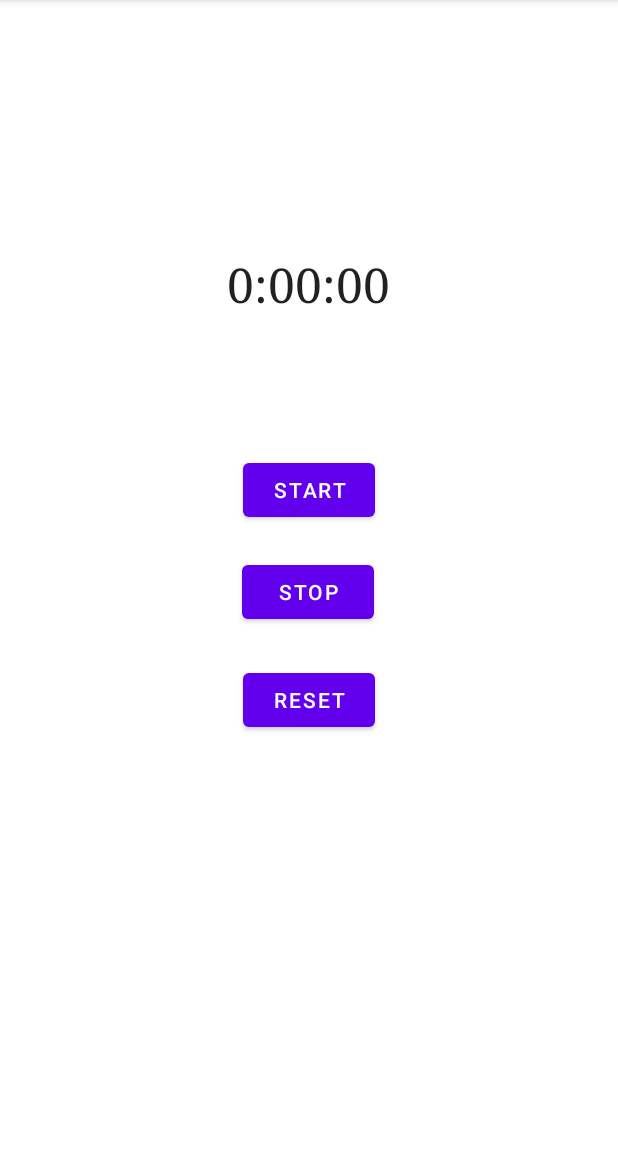
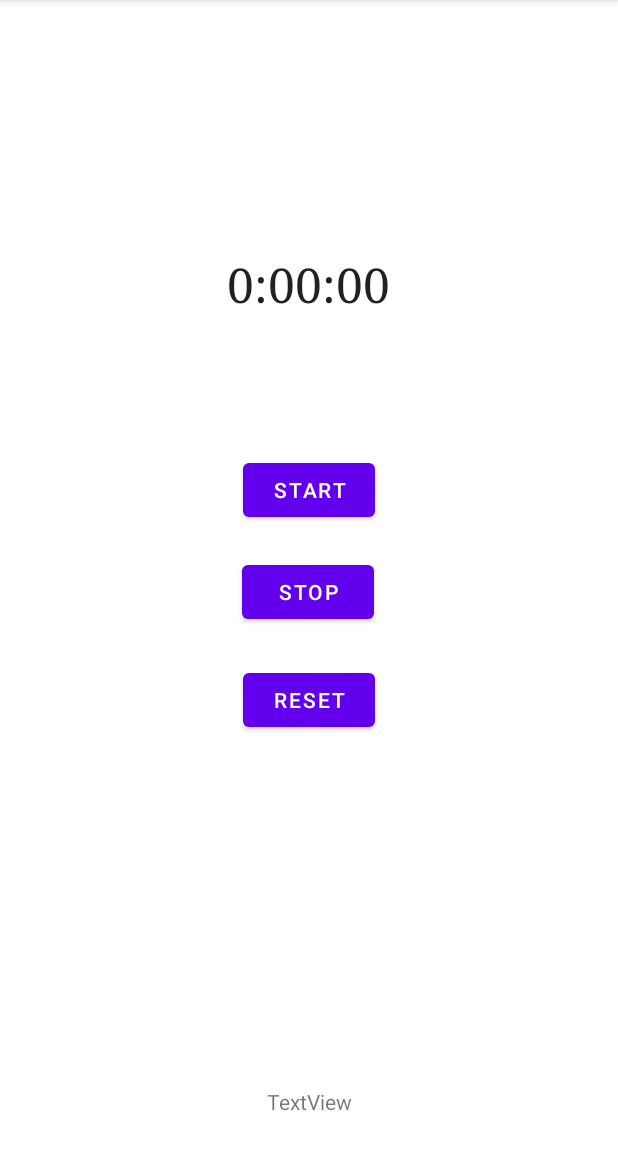
Before and after one commit to MattBroihier/SimpleStopWatch, an Android app: the screen it shows after launch (MainActivity), on a phone screen of 412 x 824 dp, the part 84-1236 px from its top. Run offline under Robolectric (Android 15) with nearby library versions, the phone set to English and light mode, and no system bars.

Commit message:
Adding countdown timer to bottom of screen

```diff
--- a/app/src/main/res/layout/activity_main.xml
+++ b/app/src/main/res/layout/activity_main.xml
@@ -4,6 +4,7 @@
     xmlns:tools="http://schemas.android.com/tools"
     android:layout_width="match_parent"
     android:layout_height="match_parent"
+    android:textAlignment="center"
     tools:context=".MainActivity">
 
     <Button
@@ -55,10 +56,22 @@
         android:layout_marginStart="24dp"
         android:layout_marginTop="24dp"
         android:layout_marginEnd="24dp"
-        android:onClick = "onClickReset"
+        android:onClick="onClickReset"
         android:text="@string/reset"
         app:layout_constraintEnd_toEndOf="parent"
         app:layout_constraintStart_toStartOf="parent"
         app:layout_constraintTop_toBottomOf="@+id/Stop_button" />
 
+    <TextView
+        android:id="@+id/CountdownTimerDisplay"
+        android:layout_width="186dp"
+        android:layout_height="51dp"
+        android:layout_marginBottom="8dp"
+        android:gravity="center|center_horizontal|center_vertical"
+        android:text="TextView"
+        android:textAlignment="center"
+        app:layout_constraintBottom_toBottomOf="parent"
+        app:layout_constraintEnd_toEndOf="parent"
+        app:layout_constraintStart_toStartOf="parent" />
+
 </androidx.constraintlayout.widget.ConstraintLayout>
```
